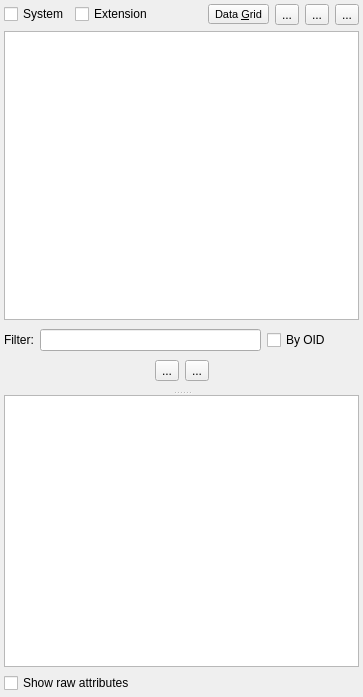
Before: the Qt Designer form libpgmodeler_ui/ui/databaseexplorerwidget.ui in pgmodeler/pgmodeler, drawn with Qt 5.
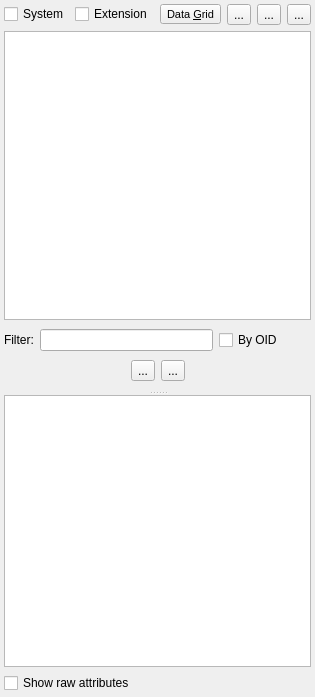
After: the same form once the commit is applied. Icons and pictures are not drawn.

Commit message: Added support to hide the database explorer widget in SQL tool via splitter handler

Diff of the .ui file:
```diff
--- a/libpgmodeler_ui/ui/databaseexplorerwidget.ui
+++ b/libpgmodeler_ui/ui/databaseexplorerwidget.ui
@@ -6,7 +6,7 @@
    <rect>
     <x>0</x>
     <y>0</y>
-    <width>363</width>
+    <width>315</width>
     <height>697</height>
    </rect>
   </property>
```
The commit also changes 3 other files.
